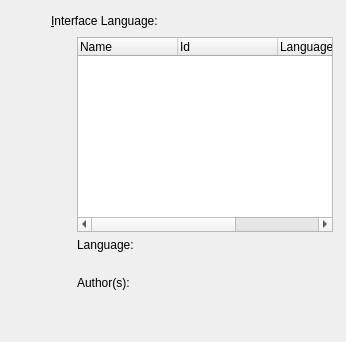
Before: the Qt Designer form vbox/src/VBox/Frontends/VirtualBox4/ui/VBoxGLSettingsLanguage.ui in jljuxgm/vboxgit, drawn with Qt 5.
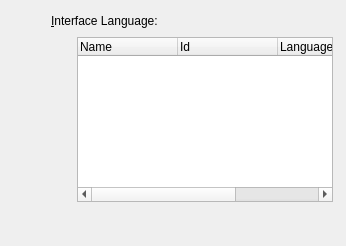
After: the same form once the commit is applied. Custom widgets are drawn as their Qt base class.

Commit message:
commit_10784 ------------------------------------------------------------------------ r10784 | vboxsync | 2008-07-21 23:04:35 +0800 (Mon, 21 Jul 2008) | 2 lines
FE/Qt4: Changed the language/author display a bit.

------------------------------------------------------------------------

```diff
--- a/vbox/src/VBox/Frontends/VirtualBox4/ui/VBoxGLSettingsLanguage.ui
+++ b/vbox/src/VBox/Frontends/VirtualBox4/ui/VBoxGLSettingsLanguage.ui
@@ -23,7 +23,7 @@
     <x>0</x>
     <y>0</y>
     <width>346</width>
-    <height>342</height>
+    <height>246</height>
    </rect>
   </property>
   <layout class="QGridLayout" >
@@ -72,7 +72,7 @@
    <item row="1" column="2" >
     <widget class="QITreeWidget" name="mTwLanguage" >
      <property name="sizePolicy" >
-      <sizepolicy vsizetype="Expanding" hsizetype="Fixed" >
+      <sizepolicy vsizetype="Fixed" hsizetype="Fixed" >
        <horstretch>0</horstretch>
        <verstretch>0</verstretch>
       </sizepolicy>
@@ -112,37 +112,13 @@
     </widget>
    </item>
    <item row="2" column="2" >
-    <layout class="QGridLayout" >
-     <item row="0" column="0" >
-      <widget class="QLabel" name="mLbName" >
-       <property name="sizePolicy" >
-        <sizepolicy vsizetype="Preferred" hsizetype="Fixed" >
-         <horstretch>0</horstretch>
-         <verstretch>0</verstretch>
-        </sizepolicy>
-       </property>
-       <property name="text" >
-        <string>Language:</string>
-       </property>
-       <property name="alignment" >
-        <set>Qt::AlignLeading|Qt::AlignLeft|Qt::AlignTop</set>
-       </property>
-      </widget>
-     </item>
-     <item row="0" column="1" >
       <widget class="QLabel" name="mTxName" >
        <property name="sizePolicy" >
-        <sizepolicy vsizetype="Preferred" hsizetype="MinimumExpanding" >
+      <sizepolicy vsizetype="Expanding" hsizetype="Expanding" >
          <horstretch>0</horstretch>
          <verstretch>0</verstretch>
         </sizepolicy>
        </property>
-       <property name="minimumSize" >
-        <size>
-         <width>0</width>
-         <height>32</height>
-        </size>
-       </property>
        <property name="alignment" >
         <set>Qt::AlignLeading|Qt::AlignLeft|Qt::AlignTop</set>
        </property>
@@ -150,52 +126,18 @@
         <bool>true</bool>
        </property>
       </widget>
-     </item>
-     <item row="1" column="0" >
-      <widget class="QLabel" name="mLbAuthor" >
-       <property name="sizePolicy" >
-        <sizepolicy vsizetype="Preferred" hsizetype="Fixed" >
-         <horstretch>0</horstretch>
-         <verstretch>0</verstretch>
-        </sizepolicy>
-       </property>
-       <property name="text" >
-        <string>Author(s):</string>
-       </property>
-       <property name="alignment" >
-        <set>Qt::AlignLeading|Qt::AlignLeft|Qt::AlignTop</set>
-       </property>
-      </widget>
-     </item>
-     <item row="1" column="1" >
-      <widget class="QLabel" name="mTxAuthor" >
-       <property name="sizePolicy" >
-        <sizepolicy vsizetype="Preferred" hsizetype="MinimumExpanding" >
-         <horstretch>0</horstretch>
-         <verstretch>0</verstretch>
-        </sizepolicy>
-       </property>
-       <property name="minimumSize" >
-        <size>
-         <width>0</width>
-         <height>48</height>
-        </size>
-       </property>
-       <property name="alignment" >
-        <set>Qt::AlignLeading|Qt::AlignLeft|Qt::AlignTop</set>
-       </property>
-       <property name="wordWrap" >
-        <bool>true</bool>
-       </property>
-      </widget>
-     </item>
-    </layout>
    </item>
    <item row="3" column="2" >
     <spacer>
      <property name="orientation" >
       <enum>Qt::Vertical</enum>
      </property>
+     <property name="sizeHint" >
+      <size>
+       <width>20</width>
+       <height>40</height>
+      </size>
+     </property>
     </spacer>
    </item>
   </layout>
```
Lines whose indentation alone changed are shown as unchanged. The commit also changes 1 other file.
